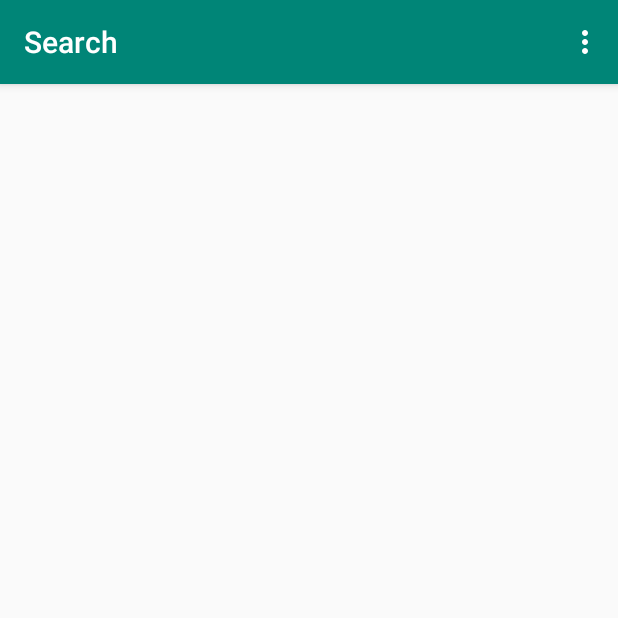
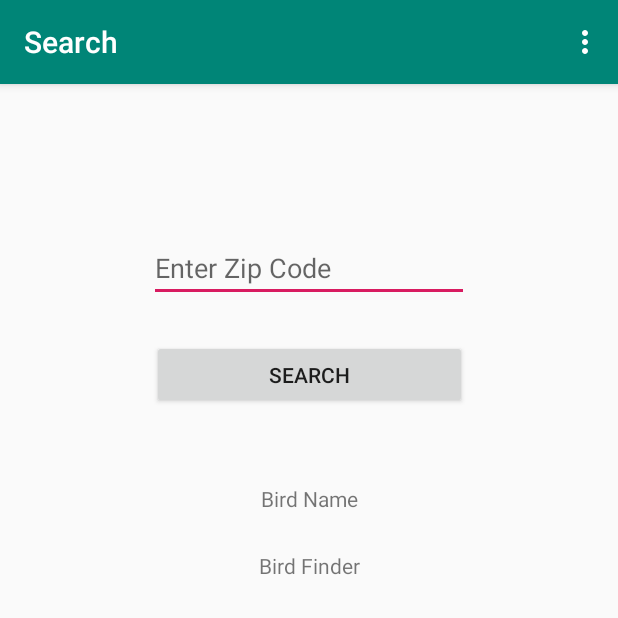
Before and after one commit to vishplease/BirdWatching, an Android app: the Search screen opened directly, with no data from a screen before it, on a phone screen of 412 x 824 dp, the top half of it. Run offline under Robolectric (Android 15) with nearby library versions, the phone set to English and light mode, and no system bars.

Commit message:
Added UI to Search Page

```diff
--- a/app/src/main/java/com/example/birdwatching/MainActivity.java
+++ b/app/src/main/java/com/example/birdwatching/MainActivity.java
@@ -50,14 +50,14 @@ public class MainActivity extends AppCompatActivity implements View.OnClickListe
         if (v == buttonSubmit){
 
             String createBirdName = editTextBird.getText().toString();
+
             Integer createZipCode = Integer.parseInt(editTextZipCode.getText().toString());
+
             String createName = editTextName.getText().toString();
 
-            BirdSighting createBirdSighting =new BirdSighting(createBirdName, createZipCode, createName);
+            BirdSighting createBirdSighting = new BirdSighting(createBirdName, createZipCode, createName);
 
             myRef.push().setValue(createBirdSighting);
-
-
 
         }
 
--- a/app/src/main/res/layout/activity_search.xml
+++ b/app/src/main/res/layout/activity_search.xml
@@ -4,4 +4,47 @@
     xmlns:tools="http://schemas.android.com/tools"
     android:layout_width="match_parent"
     android:layout_height="match_parent"
-    tools:context=".Search"/>
+    tools:context=".Search">
+
+    <EditText
+        android:id="@+id/editTextZipSearch"
+        android:layout_width="wrap_content"
+        android:layout_height="wrap_content"
+        android:layout_marginTop="100dp"
+        android:ems="10"
+        android:hint="@string/zipcodesearchhint"
+        android:inputType="textPersonName"
+        app:layout_constraintEnd_toEndOf="parent"
+        app:layout_constraintStart_toStartOf="parent"
+        app:layout_constraintTop_toTopOf="parent" />
+
+    <Button
+        android:id="@+id/buttonZipSearch"
+        android:layout_width="210dp"
+        android:layout_height="46dp"
+        android:layout_marginTop="25dp"
+        android:text="@string/searchbutton"
+        app:layout_constraintEnd_toEndOf="parent"
+        app:layout_constraintStart_toStartOf="parent"
+        app:layout_constraintTop_toBottomOf="@+id/editTextZipSearch" />
+
+    <TextView
+        android:id="@+id/textViewBirdNameResult"
+        android:layout_width="wrap_content"
+        android:layout_height="wrap_content"
+        android:layout_marginTop="50dp"
+        android:text="@string/birdnameresult"
+        app:layout_constraintEnd_toEndOf="parent"
+        app:layout_constraintStart_toStartOf="parent"
+        app:layout_constraintTop_toBottomOf="@+id/buttonZipSearch" />
+
+    <TextView
+        android:id="@+id/textViewPersonNameResult"
+        android:layout_width="wrap_content"
+        android:layout_height="wrap_content"
+        android:layout_marginTop="25dp"
+        android:text="@string/personnameresult"
+        app:layout_constraintEnd_toEndOf="parent"
+        app:layout_constraintStart_toStartOf="parent"
+        app:layout_constraintTop_toBottomOf="@+id/textViewBirdNameResult" />
+</androidx.constraintlayout.widget.ConstraintLayout>
--- a/app/src/main/res/values/strings.xml
+++ b/app/src/main/res/values/strings.xml
@@ -13,5 +13,13 @@
 
     <string name="buttonsubmit">Submit</string>
 
+    <string name="zipcodesearchhint">Enter Zip Code</string>
+
+    <string name="searchbutton">Search</string>
+
+    <string name="birdnameresult">Bird Name</string>
+
+    <string name="personnameresult">Bird Finder</string>
+
 
 </resources>
```
